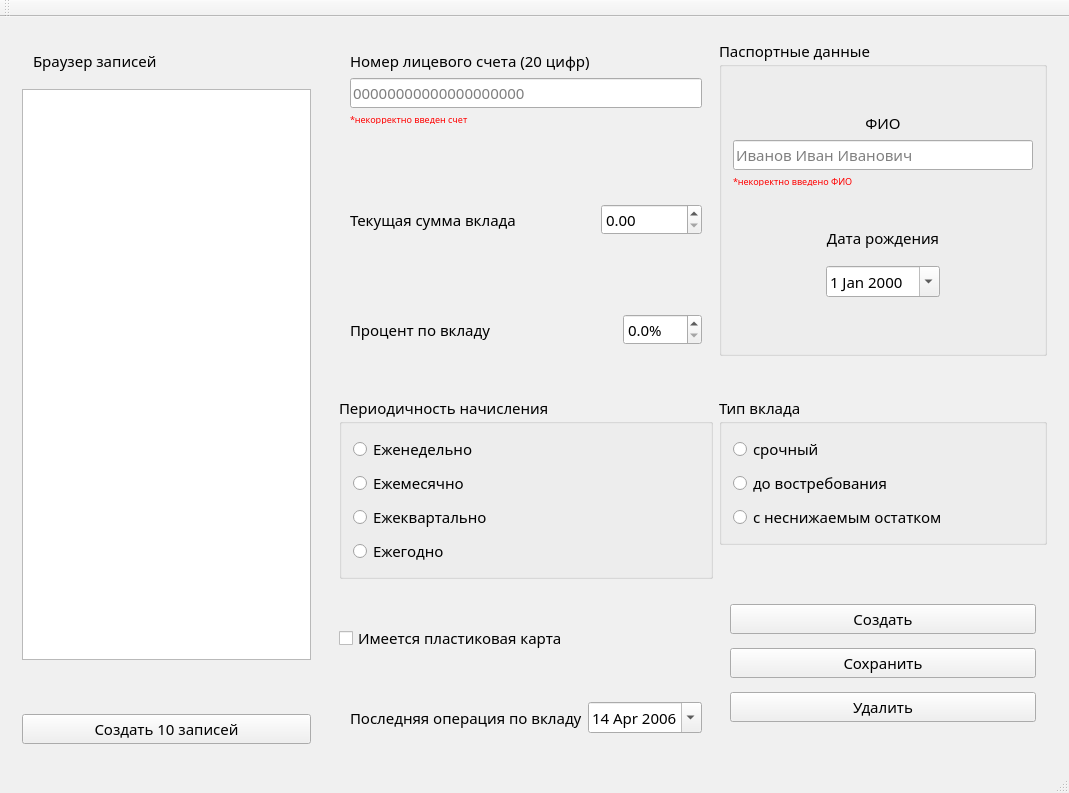
This is mainwindow.ui in MrFireDeN/Bank-Depositors as Qt 5 draws it before an edit. The edited form follows.
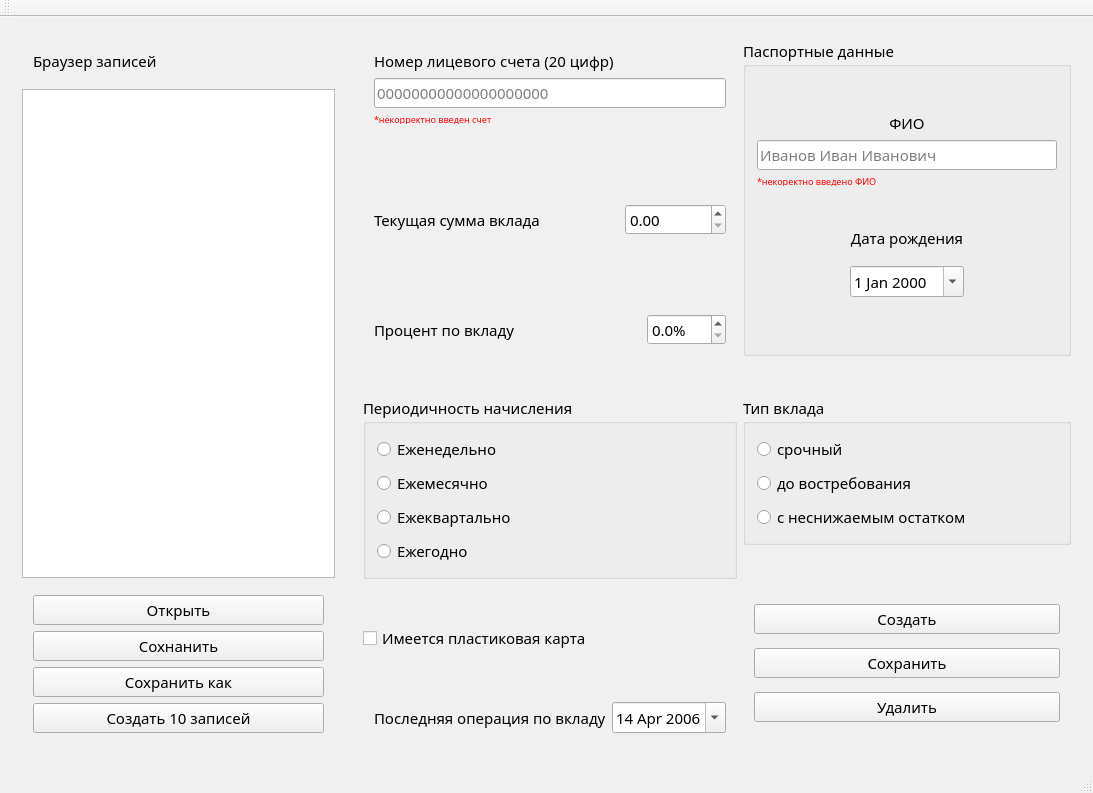
This is the edited form.

What changed in the file:
```diff
--- a/mainwindow.ui
+++ b/mainwindow.ui
@@ -6,7 +6,7 @@
    <rect>
     <x>0</x>
     <y>0</y>
-    <width>1069</width>
+    <width>1093</width>
     <height>793</height>
    </rect>
   </property>
@@ -456,7 +456,6 @@
    <font>
     <family>Slider</family>
     <pointsize>11</pointsize>
-    <weight>50</weight>
     <bold>false</bold>
    </font>
   </property>
@@ -479,7 +478,7 @@
       <layout class="QVBoxLayout" name="verticalLayout_6">
        <item>
         <widget class="QWidget" name="recordBrowser1" native="true">
-         <layout class="QVBoxLayout" name="verticalLayout_8">
+         <layout class="QHBoxLayout" name="horizontalLayout_6">
           <item>
            <widget class="QLabel" name="recordBrowserLabel">
             <property name="text">
@@ -501,31 +500,39 @@
         </widget>
        </item>
        <item>
-        <widget class="QWidget" name="widget_2" native="true">
-         <layout class="QHBoxLayout" name="horizontalLayout_6">
-          <item>
-           <spacer name="horizontalSpacer_6">
-            <property name="orientation">
-             <enum>Qt::Horizontal</enum>
+        <widget class="QWidget" name="fileButtons" native="true">
+         <layout class="QGridLayout" name="gridLayout_2">
+          <item row="0" column="0">
+           <widget class="QPushButton" name="openFileButton">
+            <property name="text">
+             <string>Открыть</string>
             </property>
-            <property name="sizeHint" stdset="0">
-             <size>
-              <width>40</width>
-              <height>20</height>
-             </size>
+           </widget>
+          </item>
+          <item row="2" column="0">
+           <widget class="QPushButton" name="saveAsFileButton">
+            <property name="text">
+             <string>Сохранить как</string>
             </property>
-           </spacer>
+           </widget>
+          </item>
+          <item row="1" column="0">
+           <widget class="QPushButton" name="saveFileButon">
+            <property name="text">
+             <string>Сохнанить</string>
+            </property>
+           </widget>
+          </item>
+          <item row="3" column="0">
+           <widget class="QPushButton" name="recordBrowserButton">
+            <property name="text">
+             <string>Создать 10 записей</string>
+            </property>
+           </widget>
           </item>
          </layout>
         </widget>
        </item>
-       <item>
-        <widget class="QPushButton" name="recordBrowserButton">
-         <property name="text">
-          <string>Создать 10 записей</string>
-         </property>
-        </widget>
-       </item>
       </layout>
      </widget>
     </item>
@@ -1082,7 +1089,6 @@
              <font>
               <family>MS Gothic</family>
               <pointsize>7</pointsize>
-              <weight>50</weight>
               <bold>false</bold>
              </font>
             </property>
@@ -1483,7 +1489,6 @@
              <font>
               <family>MS Gothic</family>
               <pointsize>7</pointsize>
-              <weight>50</weight>
               <bold>false</bold>
              </font>
             </property>
```
Left out of the diff: 4 changed lines with no effect on the pictures.
